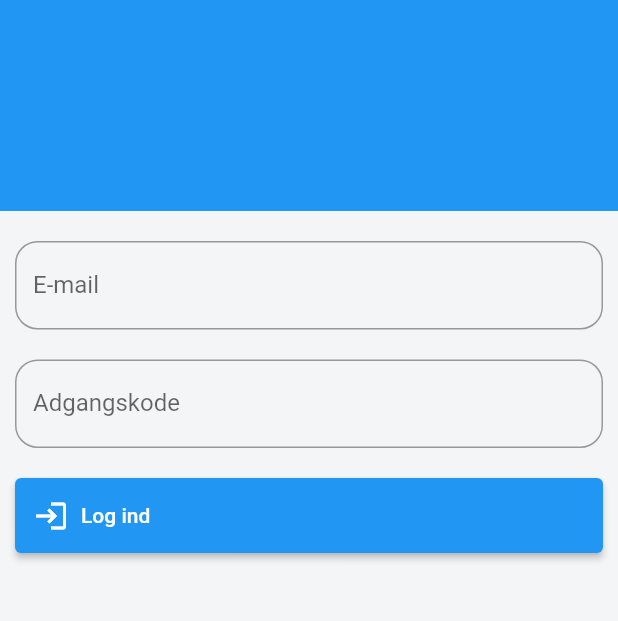
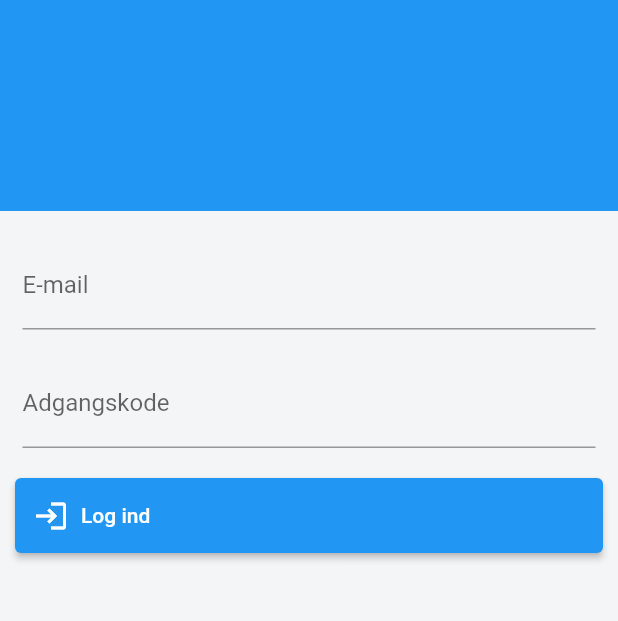
Before and after one commit to ammarOdin/odinvikar, a Flutter app: the screen it shows after launch, on a phone screen of 412 x 824 dp, the part 201-822 px from its top. Run offline on Flutter 3.47's test engine with Material 2 defaults, Android fonts, the phone set to English and light mode, and no system bars; our stand-ins replace cloud_firestore, firebase_auth, firebase_core, sliding_sheet, syncfusion_flutter_calendar; missing offline and left inert: syncfusion_localizations, week_of_year; accounts and stored records are empty.

Commit message:
Login tweaks

```diff
--- a/lib/main_screens/login.dart
+++ b/lib/main_screens/login.dart
@@ -69,8 +69,8 @@ class _LoginState extends State<LoginScreen> {
             key: _key,
             child: Column(
               children: [
-                Container(padding: const EdgeInsets.only(bottom: 10, top: 10, left: 10, right: 10), margin: const EdgeInsets.only(top: 10), child: TextFormField(validator: validateEmail, controller: emailController, decoration: const InputDecoration(border: OutlineInputBorder(borderRadius: BorderRadius.all(Radius.circular(15))), labelText: 'E-mail',),)),
-                Container(padding: const EdgeInsets.only(bottom: 10, top: 10, left: 10, right: 10), child: TextFormField(validator: validatePassword, controller: passwordController, obscureText: true, decoration: const InputDecoration(border: OutlineInputBorder(borderRadius: BorderRadius.all(Radius.circular(15))), labelText: 'Adgangskode',),)),
+                Container(padding: const EdgeInsets.only(bottom: 10, top: 10, left: 15, right: 15), margin: const EdgeInsets.only(top: 10), child: TextFormField(validator: validateEmail, controller: emailController, decoration: const InputDecoration(border: UnderlineInputBorder(), labelText: 'E-mail',),)),
+                Container(padding: const EdgeInsets.only(bottom: 10, top: 10, left: 15, right: 15), child: TextFormField(validator: validatePassword, controller: passwordController, obscureText: true, decoration: const InputDecoration(border: UnderlineInputBorder(), labelText: 'Adgangskode',),)),
                 Container(
                   height: 50,
                   margin: const EdgeInsets.only(bottom: 10, left: 10, right: 10, top: 10),
```
